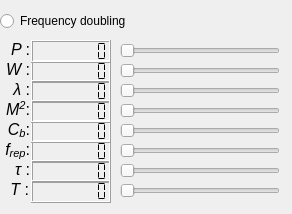
Before: the Qt Designer form Subsystems/undefinedLaser.ui in kajsaER/LODR, drawn with Qt 5.
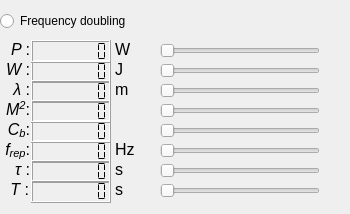
After: the same form once the commit is applied.

Commit message: Middle of adding units

```diff
--- a/Subsystems/undefinedLaser.ui
+++ b/Subsystems/undefinedLaser.ui
@@ -6,7 +6,7 @@
    <rect>
     <x>0</x>
     <y>0</y>
-    <width>292</width>
+    <width>350</width>
     <height>214</height>
    </rect>
   </property>
@@ -232,7 +232,7 @@
   <widget class="QSlider" name="slide_frep">
    <property name="geometry">
     <rect>
-     <x>120</x>
+     <x>160</x>
      <y>142</y>
      <width>160</width>
      <height>18</height>
@@ -245,7 +245,7 @@
   <widget class="QSlider" name="slide_tau">
    <property name="geometry">
     <rect>
-     <x>120</x>
+     <x>160</x>
      <y>162</y>
      <width>160</width>
      <height>18</height>
@@ -258,7 +258,7 @@
   <widget class="QSlider" name="slide_T">
    <property name="geometry">
     <rect>
-     <x>120</x>
+     <x>160</x>
      <y>182</y>
      <width>160</width>
      <height>18</height>
@@ -300,7 +300,7 @@
   <widget class="QSlider" name="slide_Cb">
    <property name="geometry">
     <rect>
-     <x>120</x>
+     <x>160</x>
      <y>122</y>
      <width>160</width>
      <height>18</height>
@@ -313,7 +313,7 @@
   <widget class="QSlider" name="slide_M2">
    <property name="geometry">
     <rect>
-     <x>120</x>
+     <x>160</x>
      <y>102</y>
      <width>160</width>
      <height>18</height>
@@ -326,7 +326,7 @@
   <widget class="QSlider" name="slide_P">
    <property name="geometry">
     <rect>
-     <x>120</x>
+     <x>160</x>
      <y>42</y>
      <width>160</width>
      <height>18</height>
@@ -339,7 +339,7 @@
   <widget class="QSlider" name="slide_W">
    <property name="geometry">
     <rect>
-     <x>120</x>
+     <x>160</x>
      <y>62</y>
      <width>160</width>
      <height>18</height>
@@ -352,7 +352,7 @@
   <widget class="QSlider" name="slide_lambda">
    <property name="geometry">
     <rect>
-     <x>120</x>
+     <x>160</x>
      <y>82</y>
      <width>160</width>
      <height>18</height>
@@ -362,6 +362,114 @@
     <enum>Qt::Horizontal</enum>
    </property>
   </widget>
+  <widget class="QLabel" name="unit_P">
+   <property name="geometry">
+    <rect>
+     <x>115</x>
+     <y>40</y>
+     <width>35</width>
+     <height>20</height>
+    </rect>
+   </property>
+   <property name="font">
+    <font>
+     <pointsize>12</pointsize>
+    </font>
+   </property>
+   <property name="text">
+    <string>&lt;html&gt;&lt;head/&gt;&lt;body&gt;&lt;p&gt;&lt;span style=&quot; font-size:12pt;&quot;&gt;W&lt;/span&gt;&lt;/p&gt;&lt;/body&gt;&lt;/html&gt;</string>
+   </property>
+  </widget>
+  <widget class="QLabel" name="unit_lambda">
+   <property name="geometry">
+    <rect>
+     <x>115</x>
+     <y>80</y>
+     <width>35</width>
+     <height>20</height>
+    </rect>
+   </property>
+   <property name="font">
+    <font>
+     <pointsize>12</pointsize>
+    </font>
+   </property>
+   <property name="text">
+    <string>&lt;html&gt;&lt;head/&gt;&lt;body&gt;&lt;p&gt;&lt;span style=&quot; font-size:12pt;&quot;&gt;m&lt;/span&gt;&lt;/p&gt;&lt;/body&gt;&lt;/html&gt;</string>
+   </property>
+  </widget>
+  <widget class="QLabel" name="unit_tau">
+   <property name="geometry">
+    <rect>
+     <x>115</x>
+     <y>160</y>
+     <width>35</width>
+     <height>20</height>
+    </rect>
+   </property>
+   <property name="font">
+    <font>
+     <pointsize>12</pointsize>
+    </font>
+   </property>
+   <property name="text">
+    <string>&lt;html&gt;&lt;head/&gt;&lt;body&gt;&lt;p&gt;&lt;span style=&quot; font-size:12pt;&quot;&gt;s&lt;/span&gt;&lt;/p&gt;&lt;/body&gt;&lt;/html&gt;</string>
+   </property>
+  </widget>
+  <widget class="QLabel" name="unit_frep">
+   <property name="geometry">
+    <rect>
+     <x>115</x>
+     <y>140</y>
+     <width>35</width>
+     <height>20</height>
+    </rect>
+   </property>
+   <property name="font">
+    <font>
+     <pointsize>12</pointsize>
+    </font>
+   </property>
+   <property name="text">
+    <string>&lt;html&gt;&lt;head/&gt;&lt;body&gt;&lt;p&gt;&lt;span style=&quot; font-size:12pt;&quot;&gt;Hz&lt;/span&gt;&lt;/p&gt;&lt;/body&gt;&lt;/html&gt;</string>
+   </property>
+  </widget>
+  <widget class="QLabel" name="unit_W">
+   <property name="geometry">
+    <rect>
+     <x>115</x>
+     <y>60</y>
+     <width>35</width>
+     <height>20</height>
+    </rect>
+   </property>
+   <property name="font">
+    <font>
+     <pointsize>12</pointsize>
+    </font>
+   </property>
+   <property name="text">
+    <string>&lt;html&gt;&lt;head/&gt;&lt;body&gt;&lt;p&gt;&lt;span style=&quot; font-size:12pt;&quot;&gt;J&lt;/span&gt;&lt;/p&gt;&lt;/body&gt;&lt;/html&gt;</string>
+   </property>
+  </widget>
+  <widget class="QLabel" name="unit_T">
+   <property name="geometry">
+    <rect>
+     <x>115</x>
+     <y>180</y>
+     <width>35</width>
+     <height>20</height>
+    </rect>
+   </property>
+   <property name="font">
+    <font>
+     <pointsize>12</pointsize>
+    </font>
+   </property>
+   <property name="text">
+    <string>&lt;html&gt;&lt;head/&gt;&lt;body&gt;&lt;p&gt;&lt;span style=&quot; font-size:12pt;&quot;&gt;s&lt;/span&gt;&lt;/p&gt;&lt;/body&gt;&lt;/html&gt;</string>
+   </property>
+  </widget>
  </widget>
  <resources/>
  <connections/>
```
Left out of the diff: 24 changed lines with no effect on the pictures. The commit also changes 13 other files.
